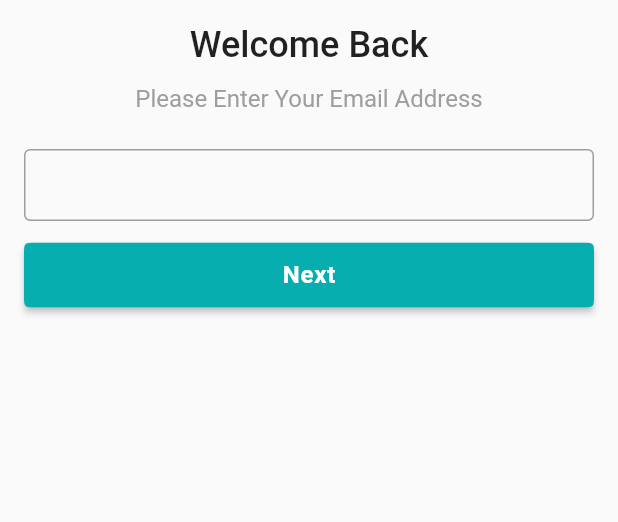
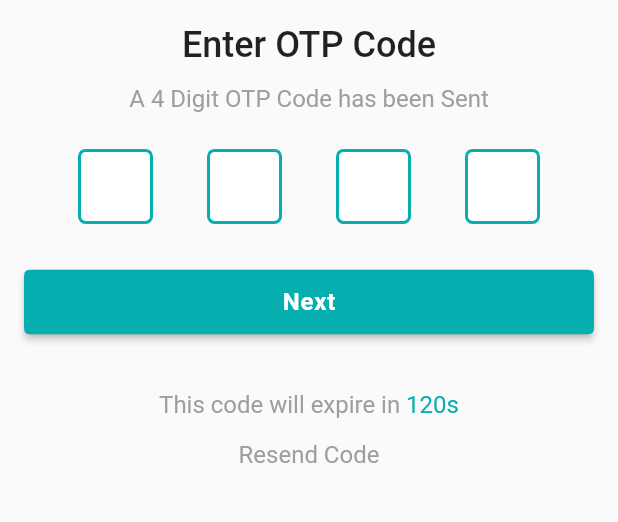
Before and after one commit to MehadiReaz/CraftyBay, a Flutter app: the screen it shows after launch, on a phone screen of 412 x 824 dp, the part 393-915 px from its top. Run offline on Flutter 3.47's test engine with Material 2 defaults, Android fonts, the phone set to English and light mode, and no system bars; drawn by our look-alikes of pin_code_fields; our stand-ins replace flutter_svg, get.

Commit message:
otp verificationscreen complete

```diff
--- a/lib/application/app.dart
+++ b/lib/application/app.dart
@@ -24,7 +24,9 @@ class CraftyBay extends StatelessWidget {
               letterSpacing: 0.5,
             ),
             shape: ContinuousRectangleBorder(
-                  borderRadius: BorderRadius.circular(8))),
+              borderRadius: BorderRadius.circular(8),
+            ),
+          ),
         ),
         inputDecorationTheme: InputDecorationTheme(
           contentPadding: EdgeInsets.symmetric(horizontal: 16),
--- a/lib/presentation/ui/screens/auth/email_verification_screen.dart
+++ b/lib/presentation/ui/screens/auth/email_verification_screen.dart
@@ -51,7 +51,9 @@ class _EmailVerificationScreenState extends State<EmailVerificationScreen> {
               SizedBox(
                 height: 24,
               ),
-              TextFormField(),
+              TextFormField(
+                decoration: InputDecoration(hintText: 'Email Address'),
+              ),
               SizedBox(
                 height: 12,
               ),
--- /dev/null
+++ b/lib/presentation/ui/screens/auth/otp_verification_screen.dart
@@ -0,0 +1,147 @@
+import 'package:e_commerce_app/presentation/ui/utility/app_colors.dart';
+import 'package:e_commerce_app/presentation/ui/utility/image_assets.dart';
+import 'package:flutter/material.dart';
+import 'package:flutter_svg/svg.dart';
+import 'package:pin_code_fields/pin_code_fields.dart';
+
+class OTPVerificationScreen extends StatefulWidget {
+  const OTPVerificationScreen({super.key});
+
+  @override
+  State<OTPVerificationScreen> createState() => _OTPVerificationScreenState();
+}
+
+class _OTPVerificationScreenState extends State<OTPVerificationScreen> {
+  @override
+  Widget build(BuildContext context) {
+    return Scaffold(
+      body: SafeArea(
+          child: Padding(
+        padding: const EdgeInsets.all(16.0),
+        child: SingleChildScrollView(
+          //physics: NeverScrollableScrollPhysics(),
+          child: Column(
+            children: [
+              SizedBox(
+                height: 120,
+              ),
+              Center(
+                child: SvgPicture.asset(
+                  ImageAssets.craftyBayLogoSVG,
+                  width: 120,
+                ),
+              ),
+              SizedBox(
+                height: 16,
+              ),
+              Text('Enter OTP Code',
+                  style: Theme.of(context)
+                      .textTheme
+                      .titleLarge
+                      ?.copyWith(fontSize: 24)),
+              SizedBox(
+                height: 12,
+              ),
+              Text(
+                'A 4 Digit OTP Code has been Sent',
+                style: Theme.of(context)
+                    .textTheme
+                    .titleMedium
+                    ?.copyWith(color: Colors.grey),
+              ),
+              SizedBox(
+                height: 24,
+              ),
+              // TextFormField(),
+              PinCodeTextField(
+                keyboardType: TextInputType.number,
+                length: 4,
+                obscureText: false,
+                animationType: AnimationType.fade,
+
+                pinTheme: PinTheme(
+                  shape: PinCodeFieldShape.box,
+                  borderRadius: BorderRadius.circular(5),
+                  fieldHeight: 50,
+                  fieldWidth: 50,
+                  // activeFillColor: Colors.white,
+                  inactiveColor: AppColor.primaryColor,
+                  //  activeColor: Colors.white,
+                  selectedColor: AppColor.primaryColor,
+                  inactiveFillColor: Colors.white,
+                  selectedFillColor: Colors.white,
+                ),
+                autoUnfocus: true,
+                mainAxisAlignment: MainAxisAlignment.spaceEvenly,
+                animationDuration: Duration(milliseconds: 300),
+                //backgroundColor: Colors.blue.shade50,
+                enableActiveFill: true,
+                //errorAnimationController: errorController,
+                //controller: textEditingController,
+                onCompleted: (v) {
+                  print("Completed");
+                },
+                onChanged: (value) {
+                  print(value);
+                  setState(() {
+                    // currentText = value;
+                  });
+                },
+                beforeTextPaste: (text) {
+                  print("Allowing to paste $text");
+                  //if you return true then it will show the paste confirmation dialog. Otherwise if false, then nothing will happen.
+                  //but you can show anything you want here, like your pop up saying wrong paste format or etc
+                  return true;
+                },
+                appContext: context,
+              ),
+              SizedBox(
+                height: 12,
+              ),
+              SizedBox(
+                width: double.infinity,
+                child: ElevatedButton(
+                  onPressed: () {},
+                  child: Text('Next'),
+                ),
+              ),
+              SizedBox(
+                height: 35,
+              ),
+              RichText(
+                text: TextSpan(
+                  children: [
+                    TextSpan(
+                      text: 'This code will expire in ',
+                      style: Theme.of(context)
+                          .textTheme
+                          .titleMedium
+                          ?.copyWith(color: Colors.grey),
+                    ),
+                    TextSpan(
+                      text: '120s',
+                      style: Theme.of(context)
+                          .textTheme
+                          .titleMedium
+                          ?.copyWith(color: AppColor.primaryColor),
+                    ),
+                  ],
+                ),
+              ),
+              TextButton(
+                onPressed: () {},
+                child: Text(
+                  'Resend Code',
+                  style: Theme.of(context)
+                      .textTheme
+                      .titleMedium
+                      ?.copyWith(color: Colors.grey),
+                ),
+              ),
+            ],
+          ),
+        ),
+      )),
+    );
+  }
+}
--- a/lib/presentation/ui/screens/splash_screen.dart
+++ b/lib/presentation/ui/screens/splash_screen.dart
@@ -1,4 +1,5 @@
 import 'package:e_commerce_app/presentation/ui/screens/auth/email_verification_screen.dart';
+import 'package:e_commerce_app/presentation/ui/screens/auth/otp_verification_screen.dart';
 import 'package:e_commerce_app/presentation/ui/utility/image_assets.dart';
 import 'package:flutter/material.dart';
 import 'package:flutter_svg/svg.dart';
@@ -21,7 +22,7 @@ class _SplashScreenState extends State<SplashScreen> {
 
   void goToNextScreen() {
     Future.delayed(const Duration(seconds: 3)).then((value) {
-      Get.offAll(const EmailVerificationScreen());
+      Get.offAll(const OTPVerificationScreen());
     });
   }
 
--- a/pubspec.yaml
+++ b/pubspec.yaml
@@ -39,6 +39,7 @@ dependencies:
   http: ^1.1.0
   get: ^4.6.6
   shared_preferences: ^2.2.2
+  pin_code_fields: ^8.0.1
 
 dev_dependencies:
   flutter_test:
```
Also changed, not shown: pubspec.lock. Lines whose indentation alone changed are shown as unchanged.
